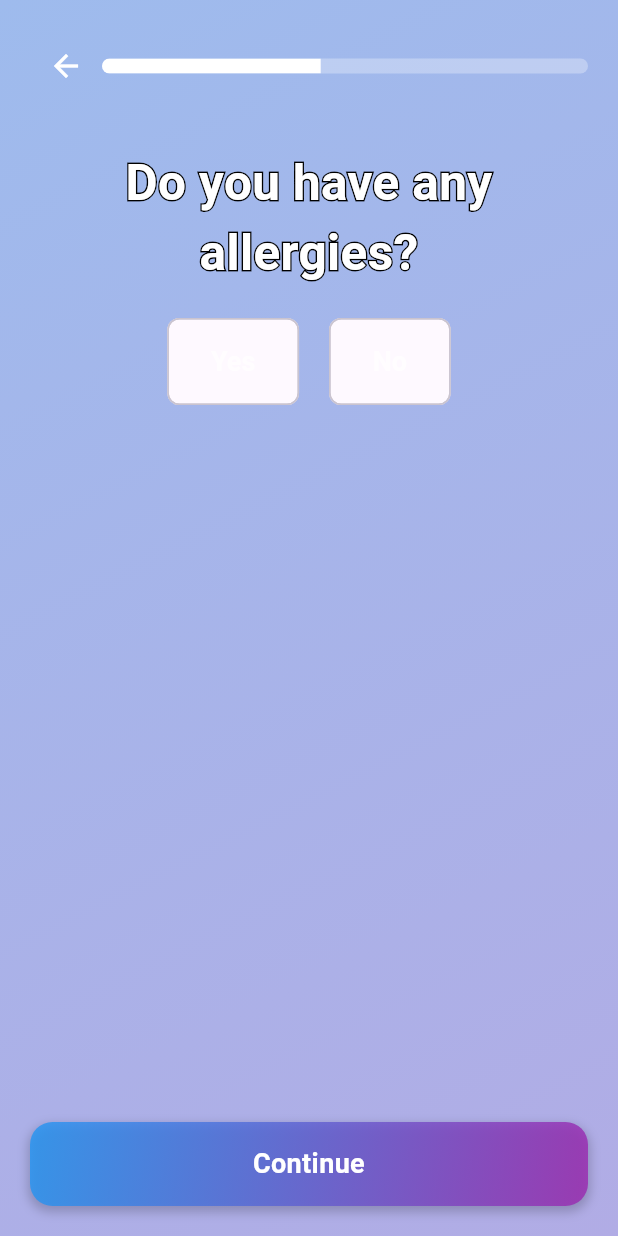
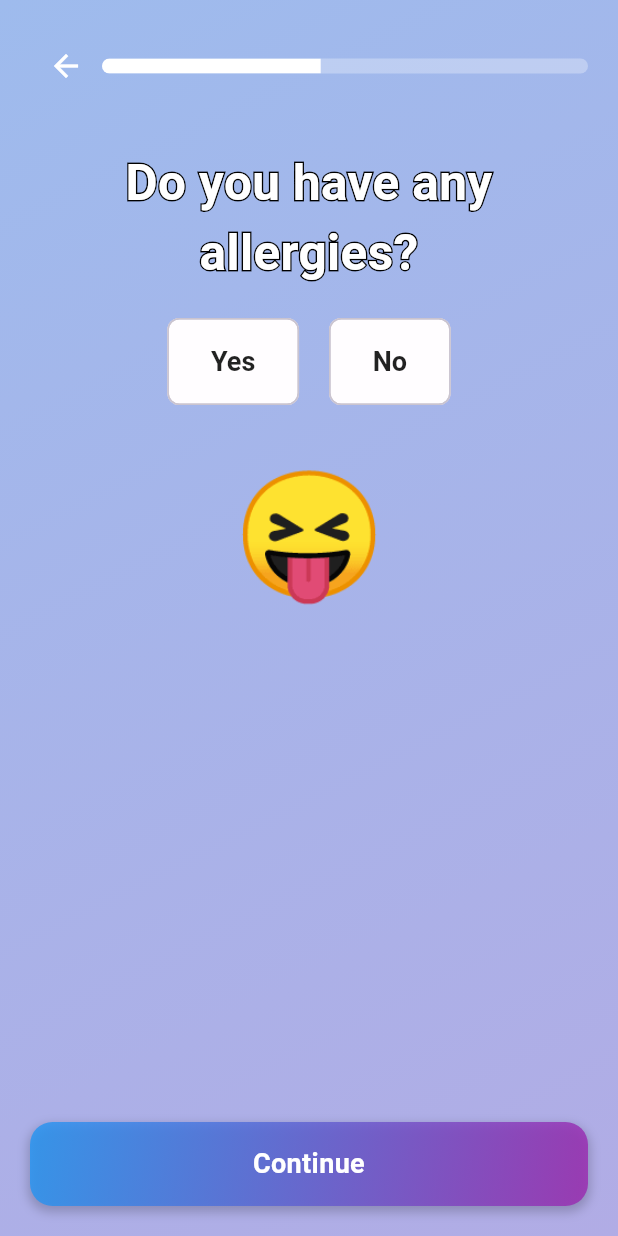
Before and after one commit to riyajidevindu/BeMA_App_V2, a Flutter app: the QuestionScreen10 screen opened by its route, on a phone screen of 412 x 824 dp. Run offline on Flutter 3.47's test engine with Material 3 defaults, Android fonts, the light colour scheme and no system bars; our stand-ins replace animated_background, animated_text_kit, awesome_snackbar_content, cloud_firestore, connectivity_plus, custom_navigation_bar and 7 more; missing offline and left inert: model_viewer_plus, record; accounts and stored records are empty; statements that could not run were skipped.

Commit message:
modify screen 10

```diff
--- a/bema_application/lib/features/general_questions/screens/question_screen_10.dart
+++ b/bema_application/lib/features/general_questions/screens/question_screen_10.dart
@@ -54,8 +54,7 @@ class _QuestionScreen10State extends State<QuestionScreen10>
     final questionnaireProvider = Provider.of<QuestionnaireProvider>(context);
     final screenWidth = MediaQuery.of(context).size.width;
 
-    return Scaffold(
-      body: AnimatedBuilder(
+    return AnimatedBuilder(
       animation: _animationController,
       builder: (context, child) {
         return Container(
@@ -69,10 +68,20 @@ class _QuestionScreen10State extends State<QuestionScreen10>
           child: child,
         );
       },
-        child: SafeArea(
+      child: Scaffold(
+        backgroundColor: Colors.transparent,
+        body: SafeArea(
+          child: LayoutBuilder(
+            builder: (context, constraints) {
+              return SingleChildScrollView(
+                child: ConstrainedBox(
+                  constraints: BoxConstraints(minHeight: constraints.maxHeight),
                   child: Padding(
                     padding: const EdgeInsets.all(20.0),
                     child: Column(
+                      mainAxisAlignment: MainAxisAlignment.spaceBetween,
+                      children: [
+                        Column(
                           children: [
                             Row(
                               children: [
@@ -114,10 +123,15 @@ class _QuestionScreen10State extends State<QuestionScreen10>
                                     questionnaireProvider.hasAllergies),
                               ],
                             ),
-                const Spacer(),
+                            const SizedBox(height: 30),
+                            const Text(
+                              '😝',
+                              style: TextStyle(fontSize: 80),
+                            ),
                             if (questionnaireProvider.hasAllergies == true)
                               _buildAllergyInput(context),
-                const SizedBox(height: 40),
+                          ],
+                        ),
                         GestureDetector(
                           onTap: questionnaireProvider.isAllergiesContinueButtonActive
                               ? () => context.goNamed(RouteNames.questionScreen11)
@@ -159,6 +173,10 @@ class _QuestionScreen10State extends State<QuestionScreen10>
                     ),
                   ),
                 ),
+              );
+            },
+          ),
+        ),
       ),
     );
   }
@@ -169,19 +187,33 @@ class _QuestionScreen10State extends State<QuestionScreen10>
         Provider.of<QuestionnaireProvider>(context, listen: false);
     final bool isSelected = currentValue == value;
 
+    Color backgroundColor;
+    Color textColor;
+
+    if (value) {
+      // This is the "Yes" option
+      backgroundColor =
+          isSelected ? Colors.red.withOpacity(0.7) : Colors.white.withOpacity(0.7);
+      textColor = isSelected ? Colors.white : Colors.black87;
+    } else {
+      // This is the "No" option
+      backgroundColor = isSelected
+          ? Colors.green.withOpacity(0.7)
+          : Colors.white.withOpacity(0.7);
+      textColor = isSelected ? Colors.white : Colors.black87;
+    }
+
     return GestureDetector(
       onTap: () {
         questionnaireProvider.setHasAllergies(value);
       },
       child: Chip(
         label: Text(label),
-        backgroundColor: isSelected
-            ? Colors.blue.withOpacity(0.5)
-            : Colors.white.withOpacity(0.2),
+        backgroundColor: backgroundColor,
         labelStyle: TextStyle(
           fontSize: 18,
           fontWeight: FontWeight.bold,
-          color: isSelected ? Colors.white : Colors.white70,
+          color: textColor,
         ),
         padding: const EdgeInsets.symmetric(horizontal: 20, vertical: 15),
       ),
```
Lines whose indentation alone changed are shown as unchanged.
